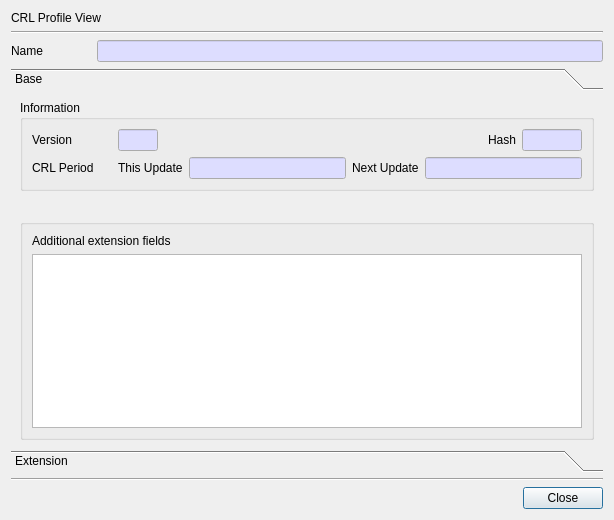
Qt form CertMan/view_crl_profile_dlg.ui (jykim74/CertMan) before a commit.
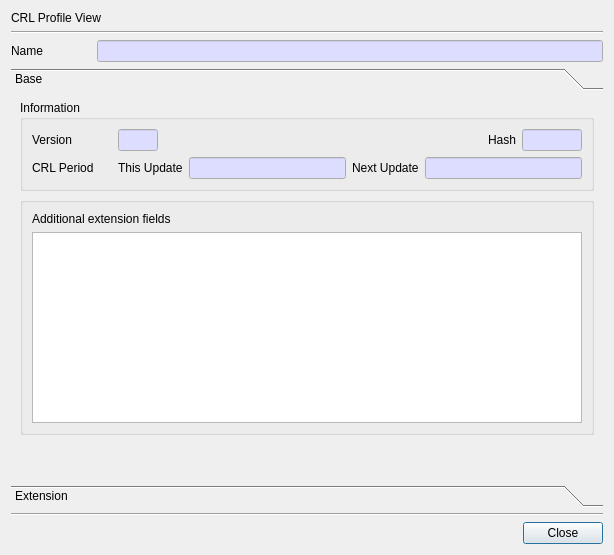
The same form after that commit. The open tabs and pages were chosen to show the change.

Patch:
```diff
--- a/CertMan/view_crl_profile_dlg.ui
+++ b/CertMan/view_crl_profile_dlg.ui
@@ -7,7 +7,7 @@
     <x>0</x>
     <y>0</y>
     <width>614</width>
-    <height>520</height>
+    <height>555</height>
    </rect>
   </property>
   <property name="minimumSize">
@@ -116,7 +116,7 @@
        <rect>
         <x>0</x>
         <y>0</y>
-        <width>596</width>
+        <width>590</width>
         <height>350</height>
        </rect>
       </property>
@@ -355,25 +355,24 @@
          </layout>
         </widget>
        </item>
-       <item>
-        <spacer name="verticalSpacer">
-         <property name="orientation">
-          <enum>Qt::Vertical</enum>
-         </property>
-         <property name="sizeHint" stdset="0">
-          <size>
-           <width>20</width>
-           <height>40</height>
-          </size>
-         </property>
-        </spacer>
-       </item>
        <item>
         <widget class="QGroupBox" name="mExtensionsGroup">
          <property name="title">
           <string/>
          </property>
          <layout class="QVBoxLayout" name="verticalLayout_4">
+          <property name="leftMargin">
+           <number>9</number>
+          </property>
+          <property name="topMargin">
+           <number>9</number>
+          </property>
+          <property name="rightMargin">
+           <number>9</number>
+          </property>
+          <property name="bottomMargin">
+           <number>9</number>
+          </property>
           <item>
            <layout class="QGridLayout" name="gridLayout_6">
             <property name="topMargin">
@@ -394,6 +393,19 @@
          </layout>
         </widget>
        </item>
+       <item>
+        <spacer name="verticalSpacer">
+         <property name="orientation">
+          <enum>Qt::Vertical</enum>
+         </property>
+         <property name="sizeHint" stdset="0">
+          <size>
+           <width>20</width>
+           <height>40</height>
+          </size>
+         </property>
+        </spacer>
+       </item>
       </layout>
      </widget>
      <widget class="QWidget" name="mExtension">
```
Left out of the diff: 18 changed lines with no effect on the pictures.
